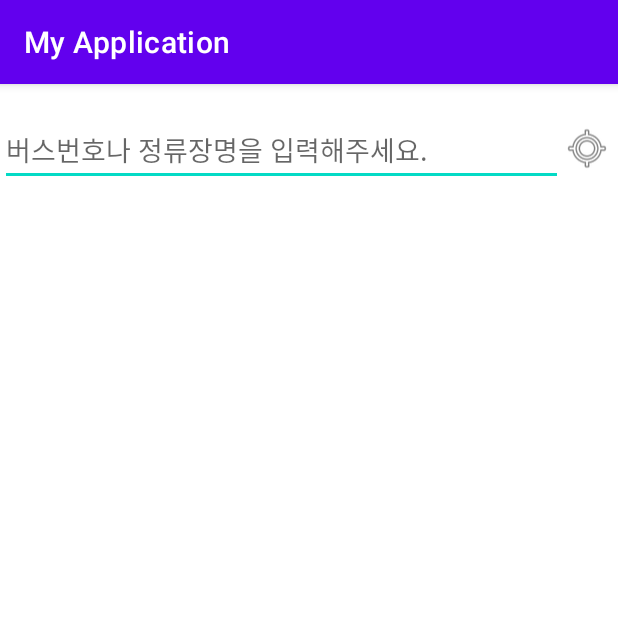
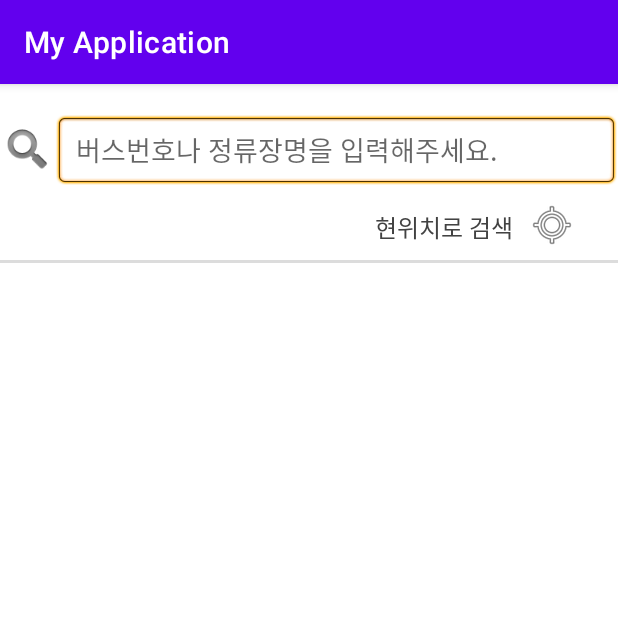
Before and after one commit to parksh5061/Bus, an Android app: the screen it shows after launch (MainActivity), on a phone screen of 412 x 824 dp, the top half of it. Run offline under Robolectric (Android 15) with nearby library versions, the phone set to English and light mode, and no system bars; libraries missing offline, so code that uses them is left out: jxl.read.biff.

Commit message:
third commit

```diff
--- a/app/src/main/java/com/example/myapplication/MainActivity.java
+++ b/app/src/main/java/com/example/myapplication/MainActivity.java
@@ -8,12 +8,12 @@ import android.text.Editable;
 import android.text.TextWatcher;
 import android.view.View;
 import android.widget.AdapterView;
-import android.widget.Button;
 import android.widget.EditText;
 import android.widget.ImageView;
 import android.widget.LinearLayout;
 import android.widget.ListView;
 import android.widget.TabHost;
+import android.widget.TabWidget;
 import android.widget.TextView;
 
 import java.io.IOException;
@@ -33,6 +33,7 @@ public class MainActivity extends AppCompatActivity implements TextWatcher {
     private BusAdapter busAdapter;
     private EditText editText;
     private TabHost tabHost;
+    private TextView location_textView;
 
     @Override
     protected void onCreate(Bundle savedInstanceState) {
@@ -41,13 +42,14 @@ public class MainActivity extends AppCompatActivity implements TextWatcher {
         ArrayList<DriveVO> customDatas = new ArrayList<>();
         ArrayList<BusVO> busDatas = new ArrayList<>();
         location_imageView = findViewById(R.id.location_imageView);
-        listView = findViewById(R.id.listView);
+        listView = findViewById(R.id.bus_status_listview);
         listView2 = findViewById(R.id.listView2);
         editText = findViewById(R.id.editText);
         editText.addTextChangedListener(this);
         custom_li = findViewById(R.id.custom_li);
-        bookmark1= findViewById(R.id.custom_StationImageView);
+        bookmark1= findViewById(R.id.bus_status_bookmark);
         tabHost = findViewById(R.id.tabHost1);
+        location_textView = findViewById(R.id.location_textView);
 
         TabHost.TabSpec ts = tabHost.newTabSpec("Tab Spec");
         tabHost.setup();
@@ -67,13 +69,13 @@ public class MainActivity extends AppCompatActivity implements TextWatcher {
                         String content = sheet.getCell(1, row).getContents();
                         String content1 = sheet.getCell(2, row).getContents();
                         String content2 = sheet.getCell(3, row).getContents();
-                        String content3 = sheet.getCell(4, row).getContents();
+                        // String content3 = sheet.getCell(4, row).getContents();
 
-                        DriveVO vo = new DriveVO(R.drawable.heart1, content1, content2, content3);
+                        DriveVO vo = new DriveVO(R.drawable.heart1, content1, content2);
                         vo.bookmark = R.drawable.heart1;
                         vo.stationName = content1;
                         vo.stationNumber = content;
-                        vo.stationTo = content3;
+                        // vo.stationTo = content3;
 
                         customDatas.add(vo);
                     }
@@ -150,12 +152,10 @@ public class MainActivity extends AppCompatActivity implements TextWatcher {
             public void onItemClick(AdapterView<?> parent, View view, int position, long id) {
                 station_name = ((DriveVO) adapter.getItem(position)).stationName;
                 station_number = ((DriveVO) adapter.getItem(position)).stationNumber;
-                station_to = ((DriveVO) adapter.getItem(position)).stationTo;
 
                 Intent intent = new Intent(MainActivity.this, StationStatusActivity.class);
                 intent.putExtra("name", station_name);
                 intent.putExtra("number", station_number);
-                intent.putExtra("dest", station_to);
                 startActivity(intent);
 
             }
@@ -167,16 +167,23 @@ public class MainActivity extends AppCompatActivity implements TextWatcher {
                 bus_name = ((BusVO) busAdapter.getItem(position)).busName;
                 bus_to = ((BusVO) busAdapter.getItem(position)).busTo;
 
-                Intent intent = new Intent(MainActivity.this, StationStatusActivity.class);
+                Intent intent = new Intent(MainActivity.this, BusStatusActivity.class);
                 intent.putExtra("name", bus_name);
                 intent.putExtra("dest", bus_to);
 
                 startActivity(intent);
-                // station_TextView.setText(bus_name);
             }
         });
 
         location_imageView.setOnClickListener(new View.OnClickListener() {
+            @Override
+            public void onClick(View v) {
+                Intent intent = new Intent(MainActivity.this, LocationActivity.class);
+                startActivity(intent);
+            }
+        });
+
+        location_textView.setOnClickListener(new View.OnClickListener() {
             @Override
             public void onClick(View v) {
                 Intent intent = new Intent(MainActivity.this, LocationActivity.class);
--- /dev/null
+++ b/app/src/main/res/drawable/bottom_border.xml
@@ -0,0 +1,18 @@
+<?xml version="1.0" encoding="utf-8"?>
+<layer-list xmlns:android="http://schemas.android.com/apk/res/android" >
+
+    <item
+        android:bottom="1dp"
+        android:left="-2dp"
+        android:right="-2dp"
+        android:top="-2dp">
+        <shape android:shape="rectangle" >
+            <stroke
+                android:width="2dp"
+                android:color="#dcdcdc" />
+
+            <solid android:color="#FFF" />
+        </shape>
+    </item>
+
+</layer-list>
--- a/app/src/main/res/layout/activity_location.xml
+++ b/app/src/main/res/layout/activity_location.xml
@@ -13,7 +13,7 @@
         android:layout_height="400dp" />
 
     <ListView
-        android:id="@+id/listView"
+        android:id="@+id/bus_status_listview"
         android:layout_width="match_parent"
         android:layout_height="match_parent"/>
 
--- a/app/src/main/res/layout/activity_main.xml
+++ b/app/src/main/res/layout/activity_main.xml
@@ -12,22 +12,52 @@
         android:layout_height="wrap_content"
         android:orientation="horizontal">
 
+        <ImageView
+            android:id="@+id/imageView"
+            android:layout_width="wrap_content"
+            android:layout_height="wrap_content"
+            android:layout_marginTop="20dp"
+            android:layout_weight="1"
+            app:srcCompat="@android:drawable/ic_search_category_default" />
+
         <EditText
-        android:id="@+id/editText"
-        android:layout_width="375dp"
+            android:id="@+id/editText"
+            android:layout_width="375dp"
+            android:layout_height="match_parent"
+            android:layout_marginTop="20dp"
+            android:layout_marginRight="0dp"
+            android:background="@android:drawable/editbox_background"
+            android:ems="10"
+            android:hint=" 버스번호나 정류장명을 입력해주세요."
+            android:inputType="textPersonName" />
+
+    </LinearLayout>
+
+    <LinearLayout
+        android:layout_width="match_parent"
         android:layout_height="wrap_content"
-        android:layout_marginTop="20dp"
-        android:layout_marginRight="0dp"
-        android:ems="10"
-        android:inputType="textPersonName"
-        android:hint="버스번호나 정류장명을 입력해주세요." />
+        android:layout_marginTop="10dp"
+        android:background="@drawable/bottom_border"
+        android:orientation="horizontal"
+        android:paddingBottom="10dp">
+
+        <TextView
+            android:id="@+id/location_textView"
+            android:layout_width="wrap_content"
+            android:layout_height="match_parent"
+            android:layout_marginLeft="250dp"
+            android:layout_marginTop="5dp"
+            android:text="현위치로 검색"
+            android:textColor="@color/cardview_dark_background"
+            android:textSize="16sp" />
 
         <ImageView
             android:id="@+id/location_imageView"
             android:layout_width="wrap_content"
-            android:layout_height="46dp"
-            android:layout_marginTop="20dp"
+            android:layout_height="wrap_content"
+            android:layout_marginLeft="10dp"
             app:srcCompat="@android:drawable/ic_menu_mylocation" />
+
     </LinearLayout>
 
     <RelativeLayout
@@ -47,7 +77,8 @@
                 <TabWidget
                     android:id="@android:id/tabs"
                     android:layout_width="match_parent"
-                    android:layout_height="wrap_content" />
+                    android:layout_height="wrap_content"
+                    android:layout_marginTop="10dp" />
 
                 <FrameLayout
                     android:id="@android:id/tabcontent"
@@ -74,7 +105,7 @@
                         android:layout_height="match_parent">
 
                         <ListView
-                            android:id="@+id/listView"
+                            android:id="@+id/bus_status_listview"
                             android:layout_width="match_parent"
                             android:layout_height="match_parent">
                         </ListView>
```
Also changed, not shown: app/src/main/AndroidManifest.xml (+12 -6 lines), app/src/main/java/com/example/myapplication/BusAdapter.java (+11 -4 lines), app/src/main/java/com/example/myapplication/BusStatusActivity.java (added, +97 -0 lines), app/src/main/java/com/example/myapplication/BusStatusAdapter.java (added, +66 -0 lines), app/src/main/java/com/example/myapplication/BusStatusVO.java (added, +37 -0 lines), app/src/main/java/com/example/myapplication/DriveAdapter.java (+14 -7 lines), app/src/main/java/com/example/myapplication/DriveVO.java (+5 -3 lines), app/src/main/java/com/example/myapplication/LocationActivity.java (+1 -9 lines), app/src/main/res/drawable/gradient.xml (added, +9 -0 lines), app/src/main/res/layout/activity_bus_status.xml (added, +44 -0 lines), app/src/main/res/layout/custom_item.xml (+8 -12 lines), app/src/main/res/layout/custom_item3.xml (renamed from app/src/main/res/drawable-v24/ic_launcher_foreground.xml, +51 -30 lines), app/src/main/res/drawable-v24/heart1.png, app/src/main/res/drawable-v24/heart2.png, 1 more files, 1 other file.
